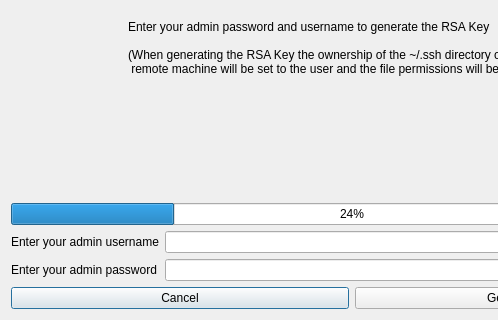
uf-reef-avl/multilauncher, file src/ui_files/Generate_Key_Design.ui: the form before one commit; both pictures show x 0 to 498 and y 112 to 432 of the 704 by 432 pixel window.
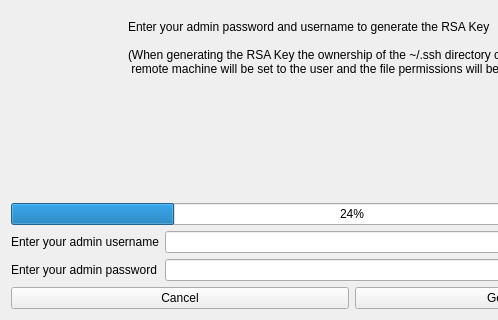
The form after the commit.

Diff of the .ui file:
```diff
--- a/src/ui_files/Generate_Key_Design.ui
+++ b/src/ui_files/Generate_Key_Design.ui
@@ -52,6 +52,9 @@
        <property name="text">
         <string>Cancel</string>
        </property>
+       <property name="autoDefault">
+        <bool>false</bool>
+       </property>
       </widget>
      </item>
      <item>
@@ -59,6 +62,9 @@
        <property name="text">
         <string>Generate Key</string>
        </property>
+       <property name="autoDefault">
+        <bool>false</bool>
+       </property>
       </widget>
      </item>
     </layout>
```
